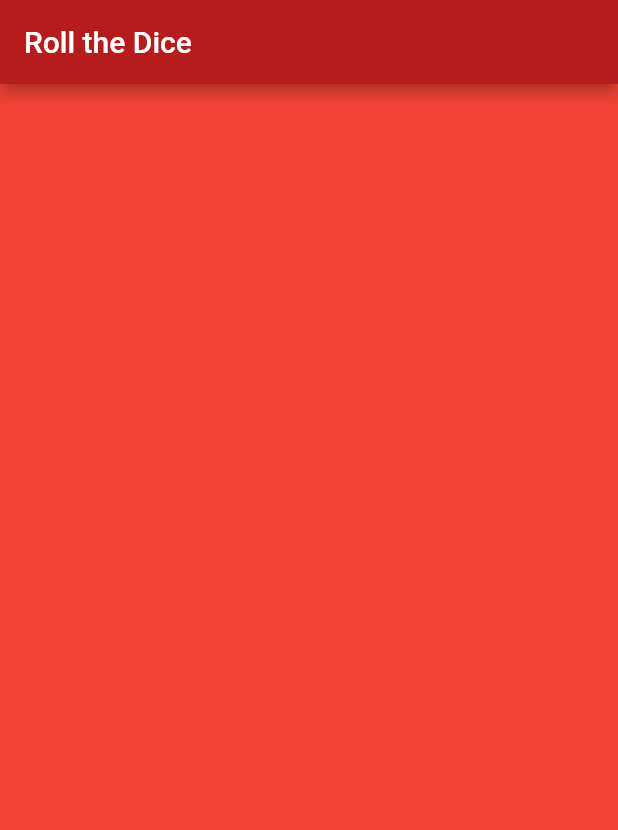
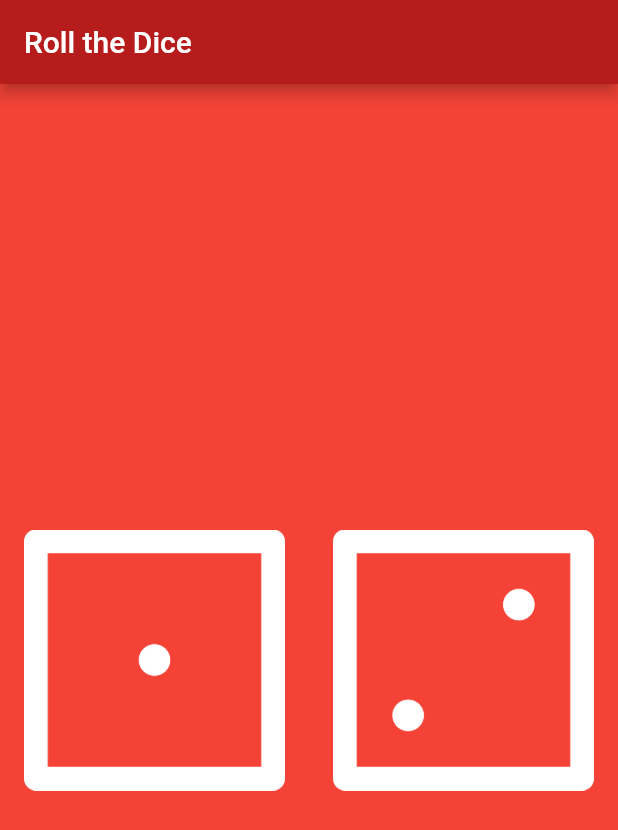
Before and after one commit to eklavyabhatia/Roll-The-Dice, a Flutter app: the screen it shows after launch, on a phone screen of 412 x 824 dp. Shown: the top 830 px of the screen. Run offline on Flutter 3.47's test engine with Material 2 defaults, Android fonts, the phone set to English and light mode, and no system bars.

Commit message:
complete the layout

```diff
--- a/lib/main.dart
+++ b/lib/main.dart
@@ -14,7 +14,9 @@ class MyApp extends StatelessWidget {
           backgroundColor: Colors.red.shade900,
           title: Text('Roll the Dice'),
         ),
-        body: RollDice(),
+        body: SafeArea(
+          child: RollDice(),
+        ),
       ),
     );
   }
@@ -23,6 +25,22 @@ class MyApp extends StatelessWidget {
 class RollDice extends StatelessWidget {
   @override
   Widget build(BuildContext context) {
-    return Container();
+    return Center(
+      child: Row(
+        mainAxisAlignment: MainAxisAlignment.center,
+        children: [
+          Expanded(
+              child: Padding(
+            padding: const EdgeInsets.all(16.0),
+            child: Image.asset('images/dice1.png'),
+          )),
+          Expanded(
+              child: Padding(
+            padding: const EdgeInsets.all(16.0),
+            child: Image.asset('images/dice2.png'),
+          )),
+        ],
+      ),
+    );
   }
 }
```
